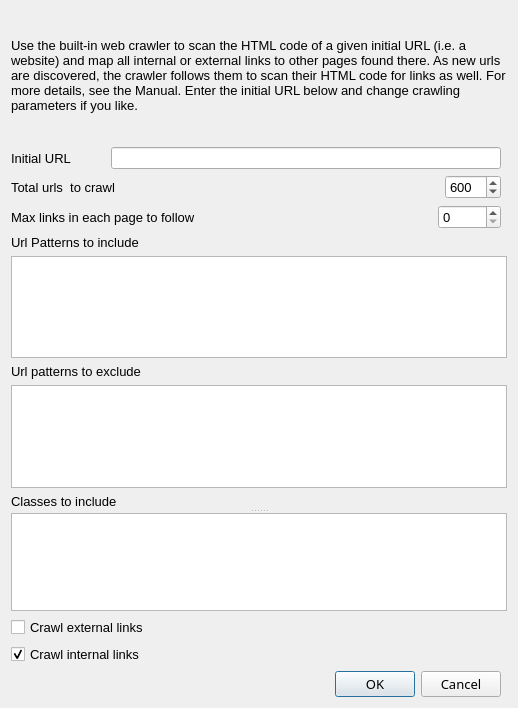
Qt form src/forms/dialogwebcrawler.ui (socnetv/app) before a commit.
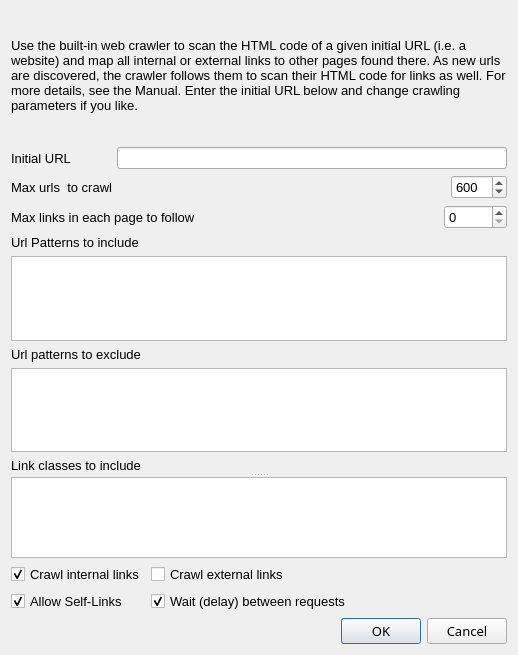
The same form after that commit.

Commit message: work on #51 - added new options to avoid self links and delay between requests -  needs work on crash cases when the crawler has not stopped

Diff of the .ui file:
```diff
--- a/src/forms/dialogwebcrawler.ui
+++ b/src/forms/dialogwebcrawler.ui
@@ -7,7 +7,7 @@
     <x>0</x>
     <y>0</y>
     <width>518</width>
-    <height>708</height>
+    <height>655</height>
    </rect>
   </property>
   <property name="sizePolicy">
@@ -36,54 +36,45 @@
   <property name="windowTitle">
    <string>Generate network from web links</string>
   </property>
-  <layout class="QGridLayout" name="gridLayout">
-   <item row="3" column="0">
-    <layout class="QHBoxLayout" name="horizontalLayout_2">
-     <item>
-      <widget class="QLabel" name="label_3">
-       <property name="toolTip">
-        <string>&lt;html&gt;&lt;head/&gt;&lt;body&gt;&lt;p&gt;Set the max links inside a page to be followed and crawled by SocNetV.&lt;/p&gt;&lt;p&gt;Set this to zero if you don't want to have this limit. In this case SocNetV will follow and crawl every link found in a page.&lt;/p&gt;&lt;/body&gt;&lt;/html&gt;</string>
-       </property>
-       <property name="text">
-        <string>Max links in each page to follow</string>
-       </property>
-      </widget>
-     </item>
-     <item>
-      <spacer name="horizontalSpacer_2">
-       <property name="font">
-        <font>
-         <pointsize>11</pointsize>
-         <stylestrategy>PreferAntialias</stylestrategy>
-        </font>
-       </property>
-       <property name="orientation">
-        <enum>Qt::Horizontal</enum>
-       </property>
-       <property name="sizeHint" stdset="0">
-        <size>
-         <width>40</width>
-         <height>20</height>
-        </size>
-       </property>
-      </spacer>
-     </item>
-     <item>
-      <widget class="QSpinBox" name="maxLinksPerPageSpinBox">
-       <property name="minimumSize">
-        <size>
-         <width>63</width>
-         <height>0</height>
-        </size>
-       </property>
-       <property name="toolTip">
-        <string>&lt;html&gt;&lt;head/&gt;&lt;body&gt;&lt;p&gt;Set the max links inside a page to be followed and crawled by SocNetV.&lt;/p&gt;&lt;p&gt;Set this to zero if you don't want to have this limit. In this case SocNetV will follow and crawl every link found in a page.&lt;/p&gt;&lt;/body&gt;&lt;/html&gt;</string>
-       </property>
-      </widget>
-     </item>
-    </layout>
+  <layout class="QFormLayout" name="formLayout">
+   <item row="0" column="0" colspan="2">
+    <widget class="QLabel" name="label_2">
+     <property name="sizePolicy">
+      <sizepolicy hsizetype="MinimumExpanding" vsizetype="MinimumExpanding">
+       <horstretch>0</horstretch>
+       <verstretch>0</verstretch>
+      </sizepolicy>
+     </property>
+     <property name="minimumSize">
+      <size>
+       <width>500</width>
+       <height>130</height>
+      </size>
+     </property>
+     <property name="maximumSize">
+      <size>
+       <width>600</width>
+       <height>500</height>
+      </size>
+     </property>
+     <property name="autoFillBackground">
+      <bool>false</bool>
+     </property>
+     <property name="frameShape">
+      <enum>QFrame::NoFrame</enum>
+     </property>
+     <property name="text">
+      <string>&lt;html&gt;&lt;head/&gt;&lt;body&gt;&lt;p&gt;Use the built-in web crawler to scan the HTML code of a given initial URL (i.e. a website) and map all internal or external links to other pages found there. &lt;/p&gt;&lt;p&gt;As new urls are discovered, the crawler follows them to scan their HTML code for links as well. For more details, see the Manual. &lt;/p&gt;&lt;p&gt;Enter the initial URL below and change crawling parameters if you like.&lt;/p&gt;&lt;/body&gt;&lt;/html&gt;</string>
+     </property>
+     <property name="textFormat">
+      <enum>Qt::RichText</enum>
+     </property>
+     <property name="wordWrap">
+      <bool>true</bool>
+     </property>
+    </widget>
    </item>
-   <item row="1" column="0">
+   <item row="2" column="0" colspan="2">
     <layout class="QHBoxLayout" name="horizontalLayout_3">
      <item>
       <widget class="QLabel" name="label">
@@ -132,20 +123,7 @@
      </item>
     </layout>
    </item>
-   <item row="8" column="0">
-    <spacer name="verticalSpacer">
-     <property name="orientation">
-      <enum>Qt::Vertical</enum>
-     </property>
-     <property name="sizeHint" stdset="0">
-      <size>
-       <width>497</width>
-       <height>16</height>
-      </size>
-     </property>
-    </spacer>
-   </item>
-   <item row="2" column="0">
+   <item row="4" column="0" colspan="2">
     <layout class="QHBoxLayout" name="horizontalLayout">
      <item>
       <widget class="QLabel" name="label_4">
@@ -153,7 +131,7 @@
         <string>&lt;html&gt;&lt;head/&gt;&lt;body&gt;&lt;p&gt;Set the total urls to be crawled. &lt;/p&gt;&lt;p&gt;This is the total nodes the result network will have. &lt;/p&gt;&lt;p&gt;Set value to 0, if you don't want any limits...&lt;/p&gt;&lt;/body&gt;&lt;/html&gt;</string>
        </property>
        <property name="text">
-        <string>Total urls  to crawl</string>
+        <string>Max urls  to crawl</string>
        </property>
       </widget>
      </item>
@@ -200,44 +178,100 @@
      </item>
     </layout>
    </item>
-   <item row="0" column="0">
-    <widget class="QLabel" name="label_2">
-     <property name="sizePolicy">
-      <sizepolicy hsizetype="MinimumExpanding" vsizetype="MinimumExpanding">
-       <horstretch>0</horstretch>
-       <verstretch>0</verstretch>
-      </sizepolicy>
+   <item row="5" column="0" colspan="2">
+    <layout class="QHBoxLayout" name="horizontalLayout_2">
+     <item>
+      <widget class="QLabel" name="label_3">
+       <property name="toolTip">
+        <string>&lt;html&gt;&lt;head/&gt;&lt;body&gt;&lt;p&gt;Set the max links inside a page to be followed and crawled by SocNetV.&lt;/p&gt;&lt;p&gt;Set this to zero if you don't want to have this limit. In this case SocNetV will follow and crawl every link found in a page.&lt;/p&gt;&lt;/body&gt;&lt;/html&gt;</string>
+       </property>
+       <property name="text">
+        <string>Max links in each page to follow</string>
+       </property>
+      </widget>
+     </item>
+     <item>
+      <spacer name="horizontalSpacer_2">
+       <property name="font">
+        <font>
+         <pointsize>11</pointsize>
+         <stylestrategy>PreferAntialias</stylestrategy>
+        </font>
+       </property>
+       <property name="orientation">
+        <enum>Qt::Horizontal</enum>
+       </property>
+       <property name="sizeHint" stdset="0">
+        <size>
+         <width>40</width>
+         <height>20</height>
+        </size>
+       </property>
+      </spacer>
+     </item>
+     <item>
+      <widget class="QSpinBox" name="maxLinksPerPageSpinBox">
+       <property name="minimumSize">
+        <size>
+         <width>63</width>
+         <height>0</height>
+        </size>
+       </property>
+       <property name="toolTip">
+        <string>&lt;html&gt;&lt;head/&gt;&lt;body&gt;&lt;p&gt;Set the max links inside a page to be followed and crawled by SocNetV.&lt;/p&gt;&lt;p&gt;Set this to zero if you don't want to have this limit. In this case SocNetV will follow and crawl every link found in a page.&lt;/p&gt;&lt;/body&gt;&lt;/html&gt;</string>
+       </property>
+       <property name="maximum">
+        <number>9999</number>
+       </property>
+       <property name="value">
+        <number>0</number>
+       </property>
+      </widget>
+     </item>
+    </layout>
+   </item>
+   <item row="6" column="0" colspan="2">
+    <layout class="QVBoxLayout" name="verticalLayout">
+     <item>
+      <widget class="QLabel" name="label_5">
+       <property name="text">
+        <string>Url Patterns to include</string>
+       </property>
+      </widget>
+     </item>
+     <item>
+      <widget class="QTextEdit" name="patternsIncludedTextEdit"/>
+     </item>
+    </layout>
+   </item>
+   <item row="8" column="0" colspan="2">
+    <layout class="QVBoxLayout" name="verticalLayout_2">
+     <item>
+      <widget class="QLabel" name="label_7">
+       <property name="text">
+        <string>Url patterns to exclude</string>
+       </property>
+      </widget>
+     </item>
+     <item>
+      <widget class="QTextEdit" name="patternsExcludedTextEdit"/>
+     </item>
+    </layout>
+   </item>
+   <item row="10" column="0" colspan="2">
+    <widget class="QSplitter" name="splitter">
+     <property name="orientation">
+      <enum>Qt::Vertical</enum>
      </property>
-     <property name="minimumSize">
-      <size>
-       <width>500</width>
-       <height>130</height>
-      </size>
-     </property>
-     <property name="maximumSize">
-      <size>
-       <width>600</width>
-       <height>500</height>
-      </size>
-     </property>
-     <property name="autoFillBackground">
-      <bool>false</bool>
-     </property>
-     <property name="frameShape">
-      <enum>QFrame::NoFrame</enum>
-     </property>
-     <property name="text">
-      <string>&lt;html&gt;&lt;head/&gt;&lt;body&gt;&lt;p&gt;Use the built-in web crawler to scan the HTML code of a given initial URL (i.e. a website) and map all internal or external links to other pages found there. &lt;/p&gt;&lt;p&gt;As new urls are discovered, the crawler follows them to scan their HTML code for links as well. For more details, see the Manual. &lt;/p&gt;&lt;p&gt;Enter the initial URL below and change crawling parameters if you like.&lt;/p&gt;&lt;/body&gt;&lt;/html&gt;</string>
-     </property>
-     <property name="textFormat">
-      <enum>Qt::RichText</enum>
-     </property>
-     <property name="wordWrap">
-      <bool>true</bool>
-     </property>
+     <widget class="QLabel" name="label_6">
+      <property name="text">
+       <string>Link classes to include</string>
+      </property>
+     </widget>
+     <widget class="QTextEdit" name="classesIncludedTextEdit"/>
     </widget>
    </item>
-   <item row="7" column="0">
+   <item row="12" column="0">
     <widget class="QCheckBox" name="intLinksCheckBox">
      <property name="toolTip">
       <string>&lt;html&gt;&lt;head/&gt;&lt;body&gt;&lt;p&gt;If enabled the crawler will scan and map &lt;span style=&quot; font-weight:600;&quot;&gt;internal links &lt;/span&gt;as well (i.e. pages within the initial website). &lt;/p&gt;&lt;p&gt;&lt;br/&gt;&lt;/p&gt;&lt;p&gt;If you do not want to crawl internal links disable this option. &lt;/p&gt;&lt;p&gt;Default is not to crawl internal links.&lt;/p&gt;&lt;/body&gt;&lt;/html&gt;</string>
@@ -250,7 +284,7 @@
      </property>
     </widget>
    </item>
-   <item row="6" column="0">
+   <item row="12" column="1">
     <widget class="QCheckBox" name="extLinksCheckBox">
      <property name="toolTip">
       <string>&lt;html&gt;&lt;head/&gt;&lt;body&gt;&lt;p&gt;If enabled, the crawler will map &lt;span style=&quot; font-weight:600;&quot;&gt;external links&lt;/span&gt;. &lt;/p&gt;&lt;p&gt;For instance, if you start crawling from www.iefimerida.gr and we find there a link to another domain, i.e. www.linuxinsider.gr, then we will go outside of iefimerida.gr and crawl linuxinsider.gr too. &lt;/p&gt;&lt;p&gt;If you don't want to crawl external links, disable this option. &lt;/p&gt;&lt;/body&gt;&lt;/html&gt;</string>
@@ -263,7 +297,33 @@
      </property>
     </widget>
    </item>
-   <item row="9" column="0">
+   <item row="13" column="0">
+    <widget class="QCheckBox" name="selfLinksCheckBox">
+     <property name="toolTip">
+      <string>&lt;html&gt;&lt;head/&gt;&lt;body&gt;&lt;p&gt;If enabled the application will draw a &lt;span style=&quot; font-weight:600;&quot;&gt;self-link&lt;/span&gt; when a page contains a link to itself. &lt;/p&gt;&lt;p&gt;Default is not to allow self-links.&lt;/p&gt;&lt;/body&gt;&lt;/html&gt;</string>
+     </property>
+     <property name="text">
+      <string>Allow Self-Links</string>
+     </property>
+     <property name="checked">
+      <bool>true</bool>
+     </property>
+    </widget>
+   </item>
+   <item row="13" column="1">
+    <widget class="QCheckBox" name="waitCheckBox">
+     <property name="toolTip">
+      <string>&lt;html&gt;&lt;head/&gt;&lt;body&gt;&lt;p&gt;Wait for a random number of milliseconds (&lt;span style=&quot; font-weight:600;&quot;&gt;0-1000&lt;/span&gt;) between network requests.  &lt;/p&gt;&lt;p&gt;&lt;br/&gt;&lt;/p&gt;&lt;p&gt;Use of this option is recommended, as it lightens the server load by making the requests less frequent.&lt;/p&gt;&lt;p&gt;&lt;br/&gt;&lt;/p&gt;&lt;p&gt;By default this option is enabled.&lt;/p&gt;&lt;/body&gt;&lt;/html&gt;</string>
+     </property>
+     <property name="text">
+      <string>Wait (delay) between requests</string>
+     </property>
+     <property name="checked">
+      <bool>true</bool>
+     </property>
+    </widget>
+   </item>
+   <item row="15" column="1">
     <widget class="QDialogButtonBox" name="buttonBox">
      <property name="enabled">
       <bool>true</bool>
@@ -282,77 +342,6 @@
      </property>
     </widget>
    </item>
-   <item row="4" column="0" colspan="2">
-    <layout class="QVBoxLayout" name="verticalLayout_3">
-     <item>
-      <layout class="QVBoxLayout" name="verticalLayout">
-       <item>
-        <widget class="QLabel" name="label_5">
-         <property name="text">
-          <string>Url Patterns to include</string>
-         </property>
-        </widget>
-       </item>
-       <item>
-        <widget class="QTextEdit" name="patternsIncludedTextEdit"/>
-       </item>
-      </layout>
-     </item>
-     <item>
-      <spacer name="verticalSpacer_2">
-       <property name="orientation">
-        <enum>Qt::Vertical</enum>
-       </property>
-       <property name="sizeHint" stdset="0">
-        <size>
-         <width>20</width>
-         <height>40</height>
-        </size>
-       </property>
-      </spacer>
-     </item>
-     <item>
-      <layout class="QVBoxLayout" name="verticalLayout_2">
-       <item>
-        <widget class="QLabel" name="label_7">
-         <property name="text">
-          <string>Url patterns to exclude</string>
-         </property>
-        </widget>
-       </item>
-       <item>
-        <widget class="QTextEdit" name="patternsExcludedTextEdit"/>
-       </item>
-      </layout>
-     </item>
-     <item>
-      <spacer name="verticalSpacer_3">
-       <property name="orientation">
-        <enum>Qt::Vertical</enum>
-       </property>
-       <property name="sizeHint" stdset="0">
-        <size>
-         <width>20</width>
-         <height>40</height>
-        </size>
-       </property>
-      </spacer>
-     </item>
-     <item>
-      <widget class="QSplitter" name="splitter">
-       <property name="orientation">
-        <enum>Qt::Vertical</enum>
-       </property>
-       <widget class="QLabel" name="label_6">
-        <property name="text">
-         <string>Classes to include</string>
-        </property>
-       </widget>
-       <widget class="QTextEdit" name="classesIncludedTextEdit"/>
-      </widget>
-     </item>
-    </layout>
-   </item>
   </layout>
  </widget>
  <resources/>
```
Left out of the diff: 4 changed lines with no effect on the pictures. The commit also changes 8 other files.
